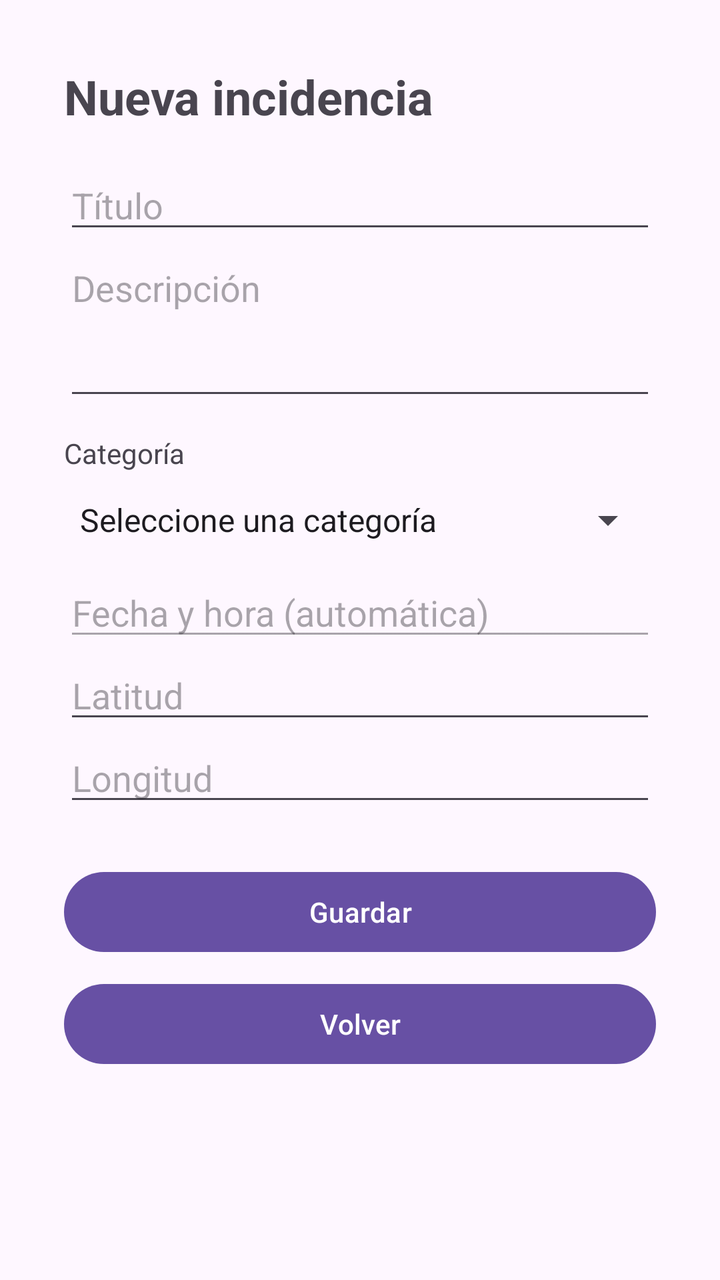
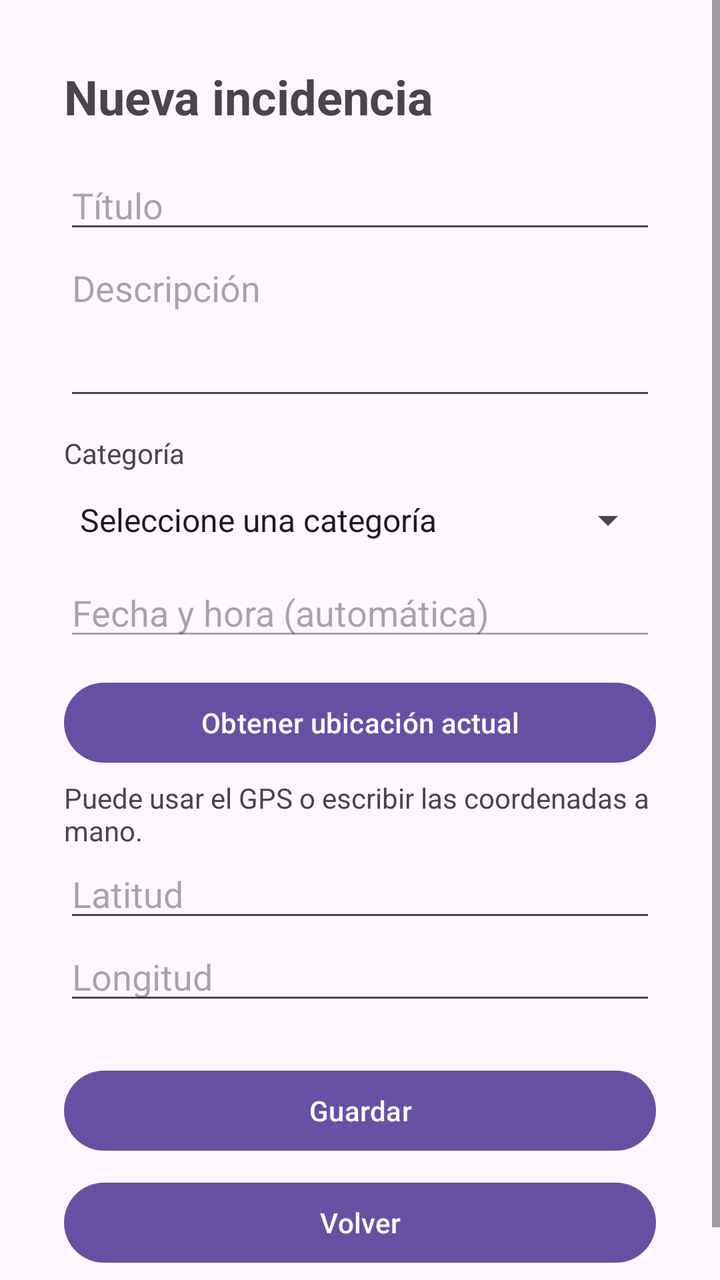

Before-and-after screenshots of an Android layout around one commit, followed by the original layout XML and the change that was made.
<!-- AndroidManifest.xml: application theme Theme.GeoRegistro -->
<!-- res/layout/activity_registro.xml -->
<?xml version="1.0" encoding="utf-8"?>
<ScrollView xmlns:android="http://schemas.android.com/apk/res/android"
    android:id="@+id/main"
    android:layout_width="match_parent"
    android:layout_height="match_parent"
    android:fillViewport="true"
    android:fitsSystemWindows="true">

    <LinearLayout
        android:layout_width="match_parent"
        android:layout_height="wrap_content"
        android:orientation="vertical"
        android:padding="32dp">

        <TextView
            android:layout_width="wrap_content"
            android:layout_height="wrap_content"
            android:layout_marginBottom="16dp"
            android:text="@string/titulo_registro"
            android:textSize="24sp"
            android:textStyle="bold" />

        <EditText
            android:id="@+id/etTitulo"
            android:layout_width="match_parent"
            android:layout_height="wrap_content"
            android:hint="@string/hint_titulo"
            android:inputType="textCapSentences" />

        <EditText
            android:id="@+id/etDescripcion"
            android:layout_width="match_parent"
            android:layout_height="wrap_content"
            android:gravity="top"
            android:hint="@string/hint_descripcion"
            android:inputType="textMultiLine|textCapSentences"
            android:minLines="3" />

        <TextView
            android:layout_width="wrap_content"
            android:layout_height="wrap_content"
            android:layout_marginTop="12dp"
            android:text="@string/label_categoria" />

        <Spinner
            android:id="@+id/spCategoria"
            android:layout_width="match_parent"
            android:layout_height="48dp"
            android:entries="@array/categorias" />

        <EditText
            android:id="@+id/etFechaHora"
            android:layout_width="match_parent"
            android:layout_height="wrap_content"
            android:enabled="false"
            android:hint="@string/hint_fecha"
            android:inputType="none" />

        <EditText
            android:id="@+id/etLatitud"
            android:layout_width="match_parent"
            android:layout_height="wrap_content"
            android:hint="@string/hint_latitud"
            android:inputType="numberDecimal|numberSigned" />

        <EditText
            android:id="@+id/etLongitud"
            android:layout_width="match_parent"
            android:layout_height="wrap_content"
            android:hint="@string/hint_longitud"
            android:inputType="numberDecimal|numberSigned" />

        <Button
            android:layout_width="match_parent"
            android:layout_height="wrap_content"
            android:layout_marginTop="24dp"
            android:onClick="guardar"
            android:text="@string/btn_guardar" />

        <Button
            android:layout_width="match_parent"
            android:layout_height="wrap_content"
            android:layout_marginTop="8dp"
            android:onClick="volver"
            android:text="@string/btn_volver" />
    </LinearLayout>
</ScrollView>
<!-- resources referenced by this layout -->
<resources>
  <string-array name="categorias">
          <item>Seleccione una categoría</item>
          <item>Infraestructura</item>
          <item>Seguridad</item>
          <item>Medio ambiente</item>
          <item>Otro</item>
      </string-array>
  <string name="btn_guardar">Guardar</string>
  <string name="btn_volver">Volver</string>
  <string name="hint_descripcion">Descripción</string>
  <string name="hint_fecha">Fecha y hora (automática)</string>
  <string name="hint_latitud">Latitud</string>
  <string name="hint_longitud">Longitud</string>
  <string name="hint_titulo">Título</string>
  <string name="label_categoria">Categoría</string>
  <string name="titulo_registro">Nueva incidencia</string>
  <style name="Theme.GeoRegistro" parent="Base.Theme.GeoRegistro" />
  <style name="Base.Theme.GeoRegistro" parent="Theme.Material3.DayNight.NoActionBar">
          
          
      </style>
</resources>

<!-- the commit's change to res/layout/activity_registro.xml (unified diff, before → after) -->
@@ -56,6 +56,21 @@
             android:hint="@string/hint_fecha"
             android:inputType="none" />
 
+        <Button
+            android:id="@+id/btnUbicacion"
+            android:layout_width="match_parent"
+            android:layout_height="wrap_content"
+            android:layout_marginTop="12dp"
+            android:onClick="obtenerUbicacionActual"
+            android:text="@string/btn_ubicacion" />
+
+        <TextView
+            android:id="@+id/tvEstadoGps"
+            android:layout_width="match_parent"
+            android:layout_height="wrap_content"
+            android:layout_marginTop="4dp"
+            android:text="@string/gps_inicial" />
+
         <EditText
             android:id="@+id/etLatitud"
             android:layout_width="match_parent"
<!-- resource entries referenced after the edit -->
@@ -8,7 +8,9 @@
           <item>Otro</item>
       </string-array>
   <string name="btn_guardar">Guardar</string>
+  <string name="btn_ubicacion">Obtener ubicación actual</string>
   <string name="btn_volver">Volver</string>
+  <string name="gps_inicial">Puede usar el GPS o escribir las coordenadas a mano.</string>
   <string name="hint_descripcion">Descripción</string>
   <string name="hint_fecha">Fecha y hora (automática)</string>
   <string name="hint_latitud">Latitud</string>
